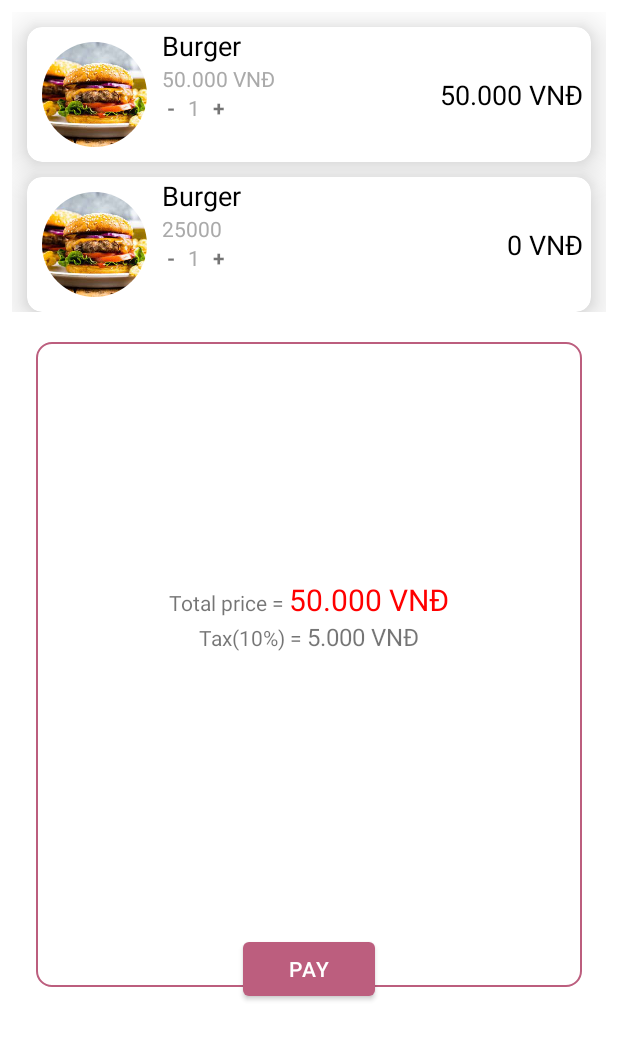
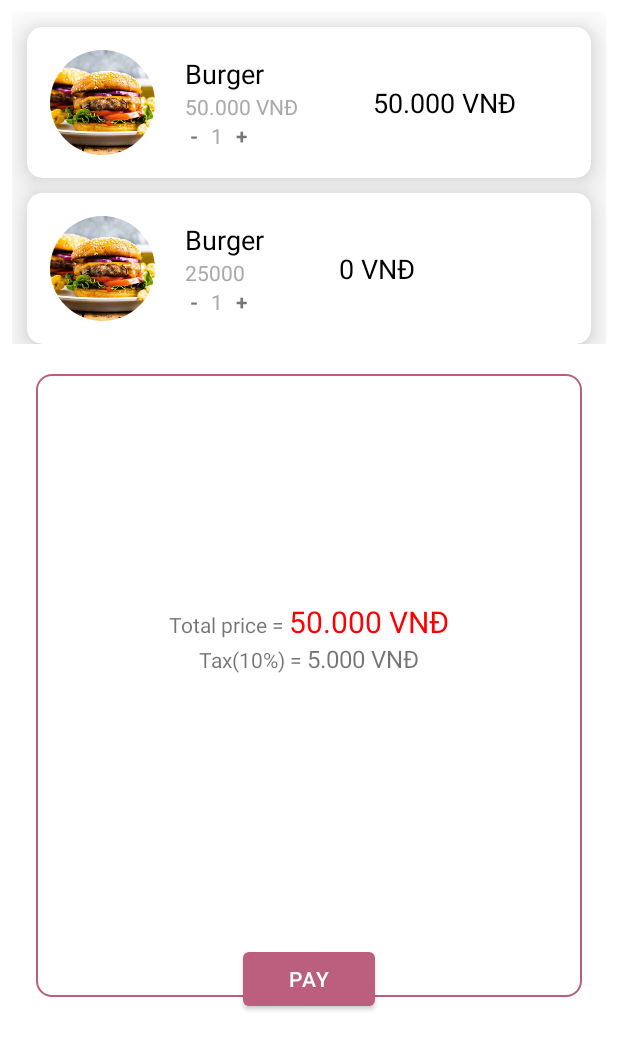
Before and after one commit to lchryu/FoodOrderApp, an Android app: the CartActivity screen opened directly, with no data from a screen before it, on a phone screen of 412 x 824 dp. Shown: the top 1050 px of the screen. Run offline under Robolectric (Android 15) with nearby library versions, the phone set to English and light mode, and no system bars; our stand-ins replace CircleImageView, Firebase (no records; nobody signed in at launch, a user with empty details on screens opened directly); 4 statements that could not run were skipped.

Commit message:
fix layout food_detail, item_cart, item_food, history_purchasing

```diff
--- a/app/src/main/res/drawable/bitcoin_24.xml
+++ /dev/null
@@ -1,5 +0,0 @@
-<vector android:height="24dp" android:tint="#FAD417"
-    android:viewportHeight="24" android:viewportWidth="24"
-    android:width="24dp" xmlns:android="http://schemas.android.com/apk/res/android">
-    <path android:fillColor="@android:color/white" android:pathData="M17.06,11.57C17.65,10.88 18,9.98 18,9c0,-1.86 -1.27,-3.43 -3,-3.87L15,3h-2v2h-2V3H9v2H6v2h2v10H6v2h3v2h2v-2h2v2h2v-2c2.21,0 4,-1.79 4,-4C19,13.55 18.22,12.27 17.06,11.57zM10,7h4c1.1,0 2,0.9 2,2s-0.9,2 -2,2h-4V7zM15,17h-5v-4h5c1.1,0 2,0.9 2,2S16.1,17 15,17z"/>
-</vector>
--- a/app/src/main/res/layout/activity_food_detail.xml
+++ b/app/src/main/res/layout/activity_food_detail.xml
@@ -34,7 +34,6 @@
         android:layout_below="@id/food_name"
         android:layout_marginTop="8dp"
         android:text="Food Description"
-        android:textColor="@color/black"
         android:textSize="16sp" />
 
     <TextView
@@ -44,7 +43,8 @@
         android:layout_below="@id/food_description"
         android:layout_marginTop="8dp"
         android:text="Food Price"
-        android:textColor="@color/black"
+        android:textColor="@color/red"
+        android:gravity="right"
         android:textSize="16sp" />
 
     <Button
@@ -52,7 +52,7 @@
         android:layout_width="match_parent"
         android:layout_height="wrap_content"
         android:layout_below="@id/food_price"
-        android:layout_marginTop="16dp"
+        android:layout_marginTop="333dp"
         android:text="Add to Cart"
         android:textSize="16sp" />
 
--- a/app/src/main/res/layout/item_cart.xml
+++ b/app/src/main/res/layout/item_cart.xml
@@ -8,17 +8,20 @@
     app:cardElevation="15dp"
     android:padding="8dp">
 
-    <RelativeLayout
+    <LinearLayout
         android:layout_width="match_parent"
-        android:layout_height="wrap_content">
+        android:layout_height="wrap_content"
+        android:orientation="horizontal"
+        android:layout_margin="5dp">
 
         <de.hdodenhof.circleimageview.CircleImageView
             android:id="@+id/imgFood"
             android:layout_width="70dp"
             android:layout_height="70dp"
-            android:layout_alignParentStart="true"
-            android:layout_alignParentTop="true"
-            android:layout_margin="10dp"
+            android:layout_marginStart="10dp"
+            android:layout_marginTop="10dp"
+            android:layout_marginEnd="10dp"
+            android:layout_marginBottom="10dp"
             android:scaleType="centerCrop"
             android:src="@drawable/burger" />
 
@@ -26,9 +29,9 @@
             android:id="@+id/namePriceLayout"
             android:layout_width="wrap_content"
             android:layout_height="wrap_content"
-            android:layout_alignParentTop="true"
-            android:layout_toEndOf="@id/imgFood"
-            android:orientation="vertical">
+            android:layout_gravity="center"
+            android:orientation="vertical"
+            android:layout_marginStart="10dp">
 
             <TextView
                 android:id="@+id/tvName"
@@ -46,7 +49,6 @@
                 android:textAppearance="?android:textAppearanceSmall"
                 android:textColor="@android:color/darker_gray" />
 
-        </LinearLayout>
 
             <LinearLayout
                 android:id="@+id/quantityLayout"
@@ -82,6 +84,7 @@
                     android:layout_gravity="center"
                     android:text=" + "
                     android:textStyle="bold" />
+            </LinearLayout>
 
         </LinearLayout>
 
@@ -89,11 +92,10 @@
             android:id="@+id/tvTotalPrice"
             android:layout_width="wrap_content"
             android:layout_height="wrap_content"
-            android:layout_centerVertical="true"
-            android:layout_alignParentEnd="true"
+            android:layout_gravity="center"
+            android:layout_marginStart="50dp"
             android:text="125000 VND"
             android:textAppearance="?android:textAppearanceMedium"
-            android:textColor="@android:color/black"
-            android:layout_marginEnd="5dp"/>
-    </RelativeLayout>
+            android:textColor="@android:color/black" />
+    </LinearLayout>
 </androidx.cardview.widget.CardView>
```
Also changed, not shown: app/src/main/res/layout/item_food.xml (+10 -9 lines), app/src/main/res/layout/item_history_purchasing.xml (+4 -8 lines). Lines whose indentation alone changed are shown as unchanged.
